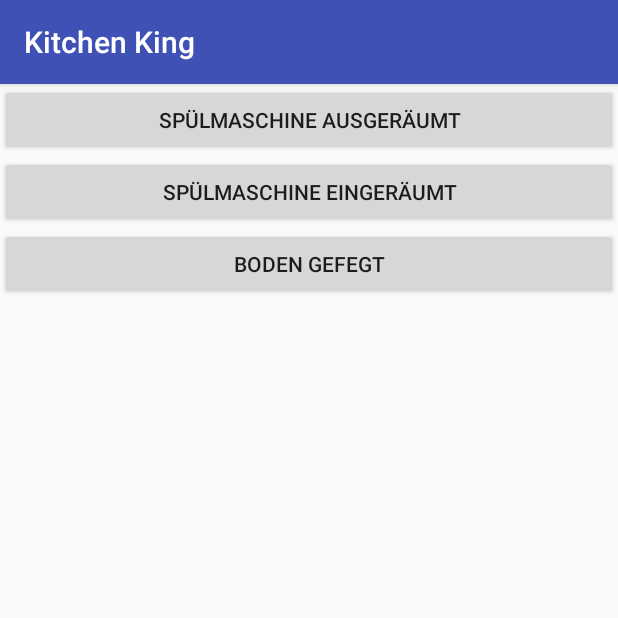
After one commit to HackYourOffice/kitchenking, an Android app: the WhatHaveYouDone screen opened directly, with no data from a screen before it, on a phone screen of 412 x 824 dp, the top half of it. The commit adds this screen. Run offline under Robolectric (Android 15) with nearby library versions, the phone set to English and light mode, and no system bars.

Commit message:
added what have you done activity

```diff
--- a/MyApplication/app/build.gradle
+++ b/MyApplication/app/build.gradle
@@ -27,5 +27,5 @@ dependencies {
     androidTestImplementation 'com.android.support.test:runner:1.0.1'
     androidTestImplementation 'com.android.support.test.espresso:espresso-core:3.0.1'
     provided group: 'org.projectlombok', name: 'lombok', version: '1.16.18'
-    annotationProcessor  'org.projectlombok:lombok:1.16.18'
+    annotationProcessor 'org.projectlombok:lombok:1.16.18'
 }
--- a/MyApplication/app/src/main/AndroidManifest.xml
+++ b/MyApplication/app/src/main/AndroidManifest.xml
@@ -29,7 +29,8 @@
         </activity>
         <activity
             android:name=".LoginActivity"
-            android:label="@string/title_activity_login"></activity>
+            android:label="@string/title_activity_login" />
+        <activity android:name=".WhatHaveYouDone"></activity>
     </application>
 
 </manifest>
--- /dev/null
+++ b/MyApplication/app/src/main/java/com/example/d0279582/myapplication/WhatHaveYouDone.java
@@ -0,0 +1,57 @@
+package com.example.d0279582.myapplication;
+
+import android.content.Intent;
+import android.support.v7.app.AppCompatActivity;
+import android.os.Bundle;
+import android.view.View;
+import android.widget.Button;
+
+public class WhatHaveYouDone extends AppCompatActivity {
+    Button dishwasherin;
+    Button dishwasherout;
+    Button mop;
+    int points;
+    @Override
+    protected void onCreate(Bundle savedInstanceState) {
+        super.onCreate(savedInstanceState);
+        setContentView(R.layout.activity_what_have_you_done);
+
+        dishwasherin = (Button) findViewById(R.id.activity_button_dishwasher_in);
+        dishwasherout = (Button) findViewById(R.id.activity_button_dishwasher_out);
+        mop = (Button) findViewById(R.id.activity_button_mop);
+
+        dishwasherin.setOnClickListener(new View.OnClickListener(){
+
+            @Override
+            public void onClick(View view) {
+                points = 5;
+                getBack();
+            }
+        });
+
+        dishwasherout.setOnClickListener(new View.OnClickListener(){
+
+            @Override
+            public void onClick(View view) {
+                points = 3;
+                getBack();
+            }
+        });
+
+        mop.setOnClickListener(new View.OnClickListener(){
+
+            @Override
+            public void onClick(View view) {
+                points = 1;
+                getBack();
+            }
+        });
+
+    }
+
+    private void getBack() {
+        Intent intent = new Intent(this, MainActivity.class);
+        intent.putExtra("EXTRA_POINTS", points+"");
+        startActivity(intent);
+    }
+}
--- /dev/null
+++ b/MyApplication/app/src/main/res/layout/activity_what_have_you_done.xml
@@ -0,0 +1,29 @@
+<?xml version="1.0" encoding="utf-8"?>
+<android.support.constraint.ConstraintLayout xmlns:android="http://schemas.android.com/apk/res/android"
+    xmlns:app="http://schemas.android.com/apk/res-auto"
+    xmlns:tools="http://schemas.android.com/tools"
+    android:layout_width="match_parent"
+    android:layout_height="match_parent"
+    tools:context="com.example.d0279582.myapplication.WhatHaveYouDone">
+
+    <LinearLayout
+        android:layout_width="match_parent"
+        android:layout_height="match_parent"
+        android:orientation="vertical">
+        <Button
+            android:id="@+id/activity_button_dishwasher_out"
+            android:text="Spülmaschine ausgeräumt"
+            android:layout_width="match_parent"
+            android:layout_height="wrap_content" />
+        <Button
+            android:id="@+id/activity_button_dishwasher_in"
+            android:text="Spülmaschine eingeräumt"
+            android:layout_width="match_parent"
+            android:layout_height="wrap_content" />
+        <Button
+            android:id="@+id/activity_button_mop"
+            android:text="Boden gefegt"
+            android:layout_width="match_parent"
+            android:layout_height="wrap_content" />
+    </LinearLayout>
+</android.support.constraint.ConstraintLayout>
```
Also changed, not shown: MyApplication/app/src/main/java/com/example/d0279582/myapplication/MainActivity.java (+15 -3 lines).
